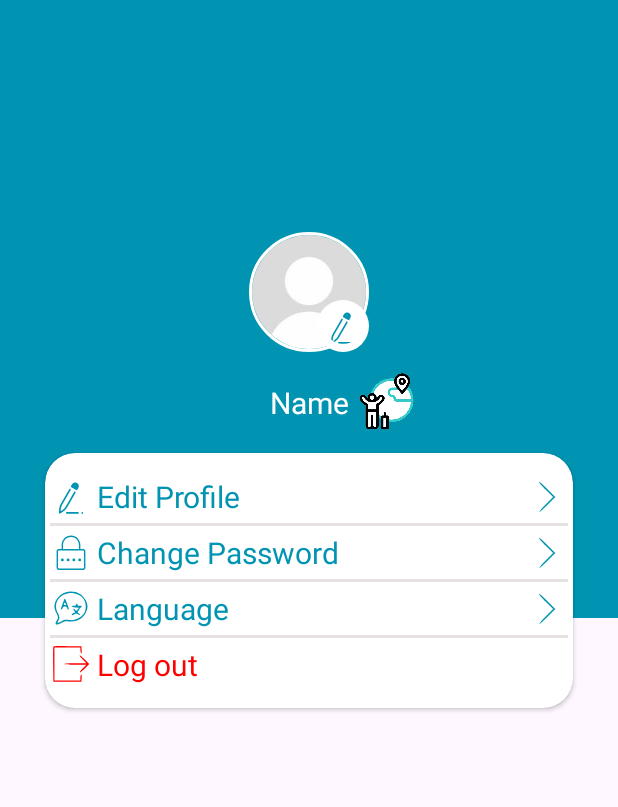
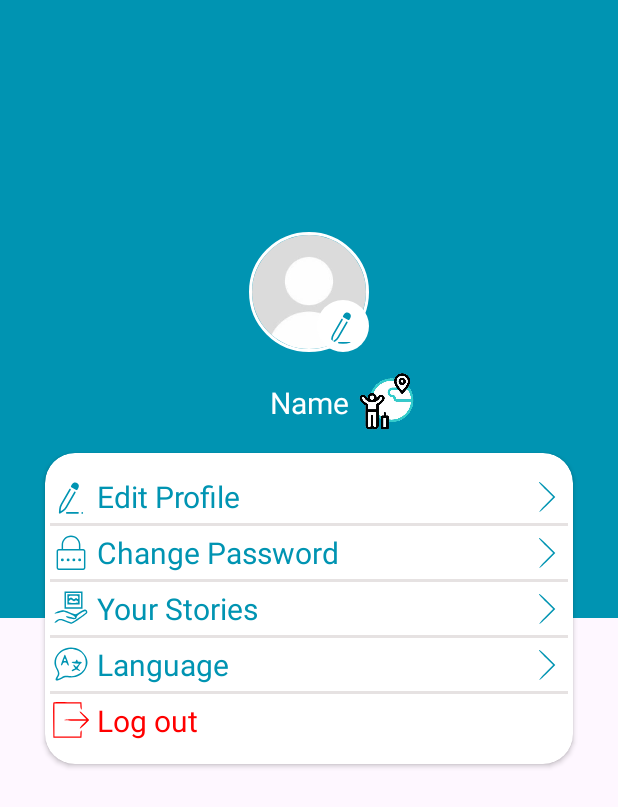
Before and after one commit to AytanGuliyeva/GlobeTrotter, an Android app: the layout fragment_user_profile.xml on its own in the app's theme, with its tools: preview values and no code run, on a phone screen of 412 x 824 dp. Shown: the top 807 px of the screen. Run offline under Robolectric (Android 15) with nearby library versions, the phone set to English and light mode, and no system bars.

Commit message:
changing password done

```diff
--- a/app/src/main/java/com/example/globetrotter/ui/editProfile/EditProfileFragment.kt
+++ b/app/src/main/java/com/example/globetrotter/ui/editProfile/EditProfileFragment.kt
@@ -128,7 +128,6 @@ class EditProfileFragment : Fragment() {
         }
     }
 
-
     private fun uploadImage(username: String) {
         selectedImageBitmap?.let { bitmap ->
             val boas = ByteArrayOutputStream()
@@ -147,12 +146,12 @@ class EditProfileFragment : Fragment() {
                 }.addOnFailureListener {
                     Toast.makeText(requireContext(), "Failed to upload image", Toast.LENGTH_SHORT)
                         .show()
-                    // binding.progressBar.visibility = View.GONE
                 }
 
         }
     }
 
+
     private fun updateUserProfile(username: String, imageUrl: String) {
         viewModel.updateUserInfo(username, imageUrl, progressDialoq)
     }
--- a/app/src/main/java/com/example/globetrotter/ui/placesDetail/peopleVisits/PeopleVisitsFragment.kt
+++ b/app/src/main/java/com/example/globetrotter/ui/placesDetail/peopleVisits/PeopleVisitsFragment.kt
@@ -42,7 +42,6 @@ class PeopleVisitsFragment : Fragment() {
         initListener()
         setupRecyclerView()
         observeViewModel()
-
         viewModel.fetchVisitedPeople(args.placesId)
 
     }
@@ -68,7 +67,7 @@ class PeopleVisitsFragment : Fragment() {
         viewModel.peopleList.observe(viewLifecycleOwner) { resource ->
             when (resource) {
                 is Resource.Success -> {
-                    resource.data?.let { userList ->
+                    resource.data.let { userList ->
                         visitAdapter.submitList(userList)
 
                     }
--- a/app/src/main/java/com/example/globetrotter/ui/userProfile/UserProfileFragment.kt
+++ b/app/src/main/java/com/example/globetrotter/ui/userProfile/UserProfileFragment.kt
@@ -108,5 +108,9 @@ class UserProfileFragment : Fragment() {
             val action = UserProfileFragmentDirections.actionUserProfileFragmentToEditProfileFragment()
             findNavController().navigate(action)
         }
+        binding.changePassword.setOnClickListener {
+            val action = UserProfileFragmentDirections.actionUserProfileFragmentToChangePasswordFragment()
+            findNavController().navigate(action)
+        }
     }
 }
--- /dev/null
+++ b/app/src/main/res/drawable/icon_story.xml
@@ -0,0 +1,9 @@
+<vector xmlns:android="http://schemas.android.com/apk/res/android" android:height="24dp" android:viewportHeight="50" android:viewportWidth="50" android:width="24dp">
+
+    <path android:fillColor="@color/blue" android:pathData="M16,14l0,12 12.5,-0 12.5,-0 0,-12 0,-12 -12.5,-0 -12.5,-0 0,12zM39,14l0,10 -10.5,-0 -10.5,-0 0,-10 0,-10 10.5,-0 10.5,-0 0,10z" android:strokeColor="#00000000"/>
+
+    <path android:fillColor="@color/blue" android:pathData="M20,13l0,7 8.5,-0 8.5,-0 0,-7 0,-7 -8.5,-0 -8.5,-0 0,7zM35,10.6c0,2.2 -0.2,2.5 -1.5,1.4 -1.2,-1 -1.8,-1 -3,-0 -1.3,1 -1.9,1 -3.5,-0.5 -1.6,-1.5 -2.2,-1.5 -3.5,-0.5 -1.3,1 -1.5,0.9 -1.5,-0.9 0,-1.9 0.5,-2.1 6.5,-2.1 6.3,-0 6.5,0.1 6.5,2.6zM27.2,14.6c1.4,1.4 2,1.4 3.3,0.4 1.2,-1 1.8,-1 3,-0 2.8,2.3 1.6,3 -5,3 -6.6,-0 -8.1,-1 -5.3,-3.8 1.5,-1.5 1.8,-1.5 4,0.4z" android:strokeColor="#00000000"/>
+
+    <path android:fillColor="@color/blue" android:pathData="M37,30.7c-5,3.3 -5.7,3.5 -8.5,2.4 -14,-5.7 -13.9,-5.7 -19.9,-3.8 -3,1 -5.8,2.3 -6.2,2.9 -0.7,1.2 0.7,0.9 8.3,-1.3 3.8,-1.2 4.7,-1 11.2,1.6 7,2.8 10,4.9 8.7,6.2 -0.3,0.4 -3.1,-0.1 -6.2,-1.1 -3.1,-1 -5.9,-1.5 -6.2,-1.1 -1,0.9 1.7,2.3 7.1,3.6 5.1,1.2 7.7,0.2 7.7,-3 0,-0.9 2.4,-3.1 5.5,-4.9 5,-3 7.5,-3.4 7.5,-1.3 0,0.9 -19.1,14.1 -20.5,14.1 -0.5,-0 -4,-1.2 -7.6,-2.6 -7.2,-2.8 -9.7,-2.7 -13.9,0.5 -3.4,2.7 -1.8,3.8 1.8,1.2 3.8,-2.7 4.9,-2.6 12.4,0.4 3.4,1.4 6.8,2.5 7.5,2.5 2.2,-0 21.3,-13.3 21.9,-15.3 0.7,-2.2 -1.2,-4.7 -3.5,-4.6 -0.9,-0 -4.1,1.6 -7.1,3.6z" android:strokeColor="#00000000"/>
+
+</vector>
--- a/app/src/main/res/layout/fragment_places_detail.xml
+++ b/app/src/main/res/layout/fragment_places_detail.xml
@@ -5,6 +5,7 @@
     xmlns:tools="http://schemas.android.com/tools"
     android:layout_width="match_parent"
     android:layout_height="match_parent"
+    android:scrollbars="vertical"
     tools:context=".ui.placesDetail.PlacesDetailFragment">
 <androidx.constraintlayout.widget.ConstraintLayout
     android:layout_width="match_parent"
--- a/app/src/main/res/layout/fragment_user_profile.xml
+++ b/app/src/main/res/layout/fragment_user_profile.xml
@@ -13,57 +13,57 @@
         android:layout_height="80dp"
         android:layout_margin="10dp"
         android:src="@drawable/profile_photo_default"
+        app:civ_border_color="@color/white"
+        app:civ_border_width="2dp"
         app:layout_constraintBottom_toBottomOf="parent"
         app:layout_constraintEnd_toEndOf="parent"
-        app:civ_border_color="@color/white"
-        app:civ_border_width="2dp"
-        app:layout_constraintVertical_bias="0.2"
         app:layout_constraintStart_toStartOf="parent"
-        app:layout_constraintTop_toTopOf="parent" />
+        app:layout_constraintTop_toTopOf="parent"
+        app:layout_constraintVertical_bias="0.2" />
 
     <de.hdodenhof.circleimageview.CircleImageView
         android:id="@+id/buttonEdit"
         android:layout_width="wrap_content"
         android:layout_height="wrap_content"
         android:background="@drawable/circle"
+        android:padding="5dp"
         android:src="@drawable/icon_edit"
-        android:padding="5dp"
         app:layout_constraintBottom_toBottomOf="@id/imgProfile"
         app:layout_constraintEnd_toEndOf="@id/imgProfile" />
+
     <TextView
+        android:id="@+id/textName"
         android:layout_width="wrap_content"
         android:layout_height="wrap_content"
-        android:id="@+id/textName"
+        android:layout_marginTop="20dp"
+        android:textColor="@color/white"
+        android:textSize="20sp"
+        app:layout_constraintEnd_toEndOf="parent"
         app:layout_constraintStart_toStartOf="parent"
-        app:layout_constraintEnd_toEndOf="parent"
         app:layout_constraintTop_toBottomOf="@id/imgProfile"
-        android:layout_marginTop="20dp"
-        tools:text="Name"
-        android:textColor="@color/white"
-        android:textSize="20sp"/>
+        tools:text="Name" />
+
     <ImageView
+        android:id="@+id/animation"
         android:layout_width="50dp"
         android:layout_height="50dp"
-        android:id="@+id/animation"
-        app:layout_constraintStart_toEndOf="@id/textName"
-        app:layout_constraintTop_toTopOf="@id/textName"
         android:src="@drawable/travellingg"
         app:layout_constraintBottom_toBottomOf="@id/textName"
-        />
+        app:layout_constraintStart_toEndOf="@id/textName"
+        app:layout_constraintTop_toTopOf="@id/textName" />
 
     <androidx.cardview.widget.CardView
         android:id="@+id/cardView"
         android:layout_width="match_parent"
         android:layout_height="wrap_content"
         android:layout_marginHorizontal="30dp"
+        android:layout_marginTop="20dp"
         android:background="@color/white"
+        android:elevation="2dp"
         app:cardCornerRadius="20dp"
-        android:elevation="2dp"
-        android:layout_marginTop="20dp"
         app:layout_constraintEnd_toEndOf="parent"
         app:layout_constraintStart_toStartOf="parent"
-        app:layout_constraintTop_toBottomOf="@id/textName"
-       >
+        app:layout_constraintTop_toBottomOf="@id/textName">
 
         <androidx.constraintlayout.widget.ConstraintLayout
             android:layout_width="match_parent"
@@ -82,93 +82,130 @@
                 app:drawableStartCompat="@drawable/icon_edit"
                 app:layout_constraintStart_toStartOf="parent"
                 app:layout_constraintTop_toTopOf="parent" />
+
             <View
+                android:id="@+id/view"
                 android:layout_width="match_parent"
                 android:layout_height="2dp"
+                android:layout_margin="3dp"
                 android:background="@color/grey2"
-                android:id="@+id/view"
-                android:layout_margin="3dp"
-                app:layout_constraintTop_toBottomOf="@id/editProfile"
+                app:layout_constraintBottom_toTopOf="@id/changePassword"
+                app:layout_constraintEnd_toEndOf="parent"
                 app:layout_constraintStart_toStartOf="parent"
-                app:layout_constraintEnd_toEndOf="parent"
-                app:layout_constraintBottom_toTopOf="@id/changePassword"/>
+                app:layout_constraintTop_toBottomOf="@id/editProfile" />
+
             <ImageView
+                android:id="@+id/iconNext"
                 android:layout_width="wrap_content"
                 android:layout_height="wrap_content"
-                android:id="@+id/iconNext"
-                app:layout_constraintEnd_toEndOf="parent"
-                app:layout_constraintTop_toTopOf="@id/editProfile"
                 android:layout_marginEnd="5dp"
                 android:src="@drawable/icon_next"
-                app:layout_constraintBottom_toBottomOf="@id/editProfile"/>
+                app:layout_constraintBottom_toBottomOf="@id/editProfile"
+                app:layout_constraintEnd_toEndOf="parent"
+                app:layout_constraintTop_toTopOf="@id/editProfile" />
 
             <TextView
                 android:id="@+id/changePassword"
                 android:layout_width="wrap_content"
                 android:layout_height="wrap_content"
                 android:layout_marginTop="10dp"
+                android:drawablePadding="5dp"
                 android:text="Change Password"
-                android:drawablePadding="5dp"
                 android:textColor="@color/blue"
                 android:textSize="20sp"
                 app:drawableStartCompat="@drawable/icon_password"
                 app:layout_constraintStart_toStartOf="@id/editProfile"
                 app:layout_constraintTop_toBottomOf="@id/editProfile" />
+
             <ImageView
+                android:id="@+id/iconNext2"
                 android:layout_width="wrap_content"
                 android:layout_height="wrap_content"
-                android:id="@+id/iconNext2"
-                app:layout_constraintEnd_toEndOf="parent"
-                app:layout_constraintTop_toTopOf="@id/changePassword"
                 android:layout_marginEnd="5dp"
                 android:src="@drawable/icon_next"
-                app:layout_constraintBottom_toBottomOf="@id/changePassword"/>
+                app:layout_constraintBottom_toBottomOf="@id/changePassword"
+                app:layout_constraintEnd_toEndOf="parent"
+                app:layout_constraintTop_toTopOf="@id/changePassword" />
 
             <View
+                android:id="@+id/view2"
                 android:layout_width="match_parent"
                 android:layout_height="2dp"
+                android:layout_margin="3dp"
                 android:background="@color/grey2"
-                android:id="@+id/view2"
+                app:layout_constraintBottom_toTopOf="@id/lookStory"
+                app:layout_constraintEnd_toEndOf="parent"
+                app:layout_constraintStart_toStartOf="parent"
+                app:layout_constraintTop_toBottomOf="@id/changePassword" />
+
+            <TextView
+                android:id="@+id/lookStory"
+                android:layout_width="wrap_content"
+                android:layout_height="wrap_content"
+                android:layout_marginTop="10dp"
+                android:drawablePadding="5dp"
+                android:text="Your Stories"
+                android:textColor="@color/blue"
+                android:textSize="20sp"
+                app:drawableStartCompat="@drawable/icon_story"
+                app:layout_constraintStart_toStartOf="@id/editProfile"
+                app:layout_constraintTop_toBottomOf="@id/changePassword" />
+
+            <ImageView
+                android:id="@+id/iconNext4"
+                android:layout_width="wrap_content"
+                android:layout_height="wrap_content"
+                android:layout_marginEnd="5dp"
+                android:src="@drawable/icon_next"
+                app:layout_constraintBottom_toBottomOf="@id/lookStory"
+                app:layout_constraintEnd_toEndOf="parent"
+                app:layout_constraintTop_toTopOf="@id/lookStory" />
+
+            <View
+                android:id="@+id/view4"
+                android:layout_width="match_parent"
+                android:layout_height="2dp"
                 android:layout_margin="3dp"
-                app:layout_constraintTop_toBottomOf="@id/changePassword"
+                android:background="@color/grey2"
+                app:layout_constraintBottom_toTopOf="@id/language"
+                app:layout_constraintEnd_toEndOf="parent"
                 app:layout_constraintStart_toStartOf="parent"
-                app:layout_constraintEnd_toEndOf="parent"
-                app:layout_constraintBottom_toTopOf="@id/language"/>
+                app:layout_constraintTop_toBottomOf="@id/lookStory" />
 
             <TextView
                 android:id="@+id/language"
                 android:layout_width="wrap_content"
                 android:layout_height="wrap_content"
                 android:layout_marginTop="10dp"
+                android:drawablePadding="5dp"
                 android:text="Language"
-                android:drawablePadding="5dp"
-                app:drawableStartCompat="@drawable/icon_language"
                 android:textColor="@color/blue"
                 android:textSize="20sp"
+                app:drawableStartCompat="@drawable/icon_language"
                 app:layout_constraintStart_toStartOf="@id/editProfile"
-                app:layout_constraintTop_toBottomOf="@id/changePassword" />
+                app:layout_constraintTop_toBottomOf="@id/lookStory" />
 
             <ImageView
+                android:id="@+id/iconNext3"
                 android:layout_width="wrap_content"
                 android:layout_height="wrap_content"
-                android:id="@+id/iconNext3"
-                app:layout_constraintEnd_toEndOf="parent"
-                app:layout_constraintTop_toTopOf="@id/language"
                 android:layout_marginEnd="5dp"
                 android:src="@drawable/icon_next"
-                app:layout_constraintBottom_toBottomOf="@id/language"/>
+                app:layout_constraintBottom_toBottomOf="@id/language"
+                app:layout_constraintEnd_toEndOf="parent"
+                app:layout_constraintTop_toTopOf="@id/language" />
 
 
             <View
+                android:id="@+id/view3"
                 android:layout_width="match_parent"
                 android:layout_height="2dp"
+                android:layout_margin="3dp"
                 android:background="@color/grey2"
-                android:id="@+id/view3"
-                android:layout_margin="3dp"
-                app:layout_constraintTop_toBottomOf="@id/language"
+                app:layout_constraintBottom_toTopOf="@id/logOut"
+                app:layout_constraintEnd_toEndOf="parent"
                 app:layout_constraintStart_toStartOf="parent"
-                app:layout_constraintEnd_toEndOf="parent"
-                app:layout_constraintBottom_toTopOf="@id/logOut"/>
+                app:layout_constraintTop_toBottomOf="@id/language" />
 
 
             <TextView
@@ -176,12 +213,12 @@
                 android:layout_width="wrap_content"
                 android:layout_height="wrap_content"
                 android:layout_marginTop="10dp"
+                android:layout_marginBottom="15dp"
                 android:drawablePadding="5dp"
-                app:drawableStartCompat="@drawable/icon_logout"
-                android:layout_marginBottom="15dp"
                 android:text="Log out"
                 android:textColor="@color/red"
                 android:textSize="20sp"
+                app:drawableStartCompat="@drawable/icon_logout"
                 app:layout_constraintBottom_toBottomOf="parent"
                 app:layout_constraintStart_toStartOf="@id/editProfile"
                 app:layout_constraintTop_toBottomOf="@id/language" />
```
Also changed, not shown: app/src/main/java/com/example/globetrotter/ui/changePassword/ChangePasswordFragment.kt (added, +83 -0 lines), app/src/main/java/com/example/globetrotter/ui/changePassword/ChangePasswordViewModel.kt (added, +50 -0 lines), app/src/main/java/com/example/globetrotter/ui/placesDetail/peopleVisits/PeopleVisitsViewModel.kt (+5 -37 lines), app/src/main/java/com/example/globetrotter/ui/placesDetail/peopleVisits/adapter/VisitsAdapter.kt (+10 -21 lines), app/src/main/java/com/example/globetrotter/ui/search/SearchFragment.kt (+24 -2 lines), app/src/main/res/layout/fragment_change_password.xml (added, +149 -0 lines), app/src/main/res/navigation/nav_graph.xml (+14 -0 lines).
